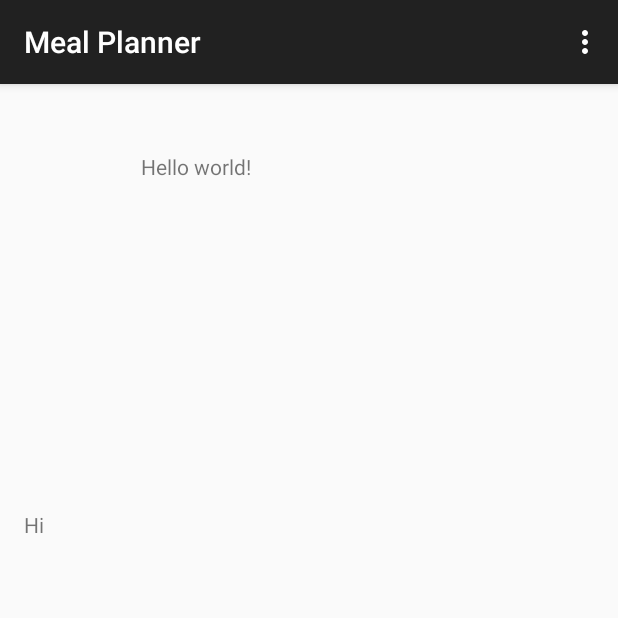
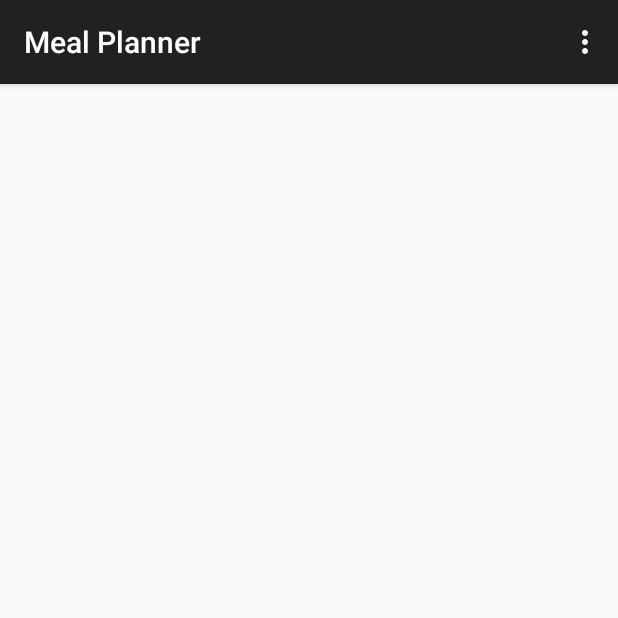
Before and after one commit to drrezeau/MealPlanner, an Android app: the screen it shows after launch (MainActivity), on a phone screen of 412 x 824 dp, the top half of it. Run offline under Robolectric (Android 15) with nearby library versions, the phone set to English and light mode, and no system bars.

Commit message:
Hi peeps

```diff
--- a/app/src/main/res/layout/activity_main.xml
+++ b/app/src/main/res/layout/activity_main.xml
@@ -5,23 +5,4 @@
     android:paddingTop="@dimen/activity_vertical_margin"
     android:paddingBottom="@dimen/activity_vertical_margin" tools:context=".MainActivity">
 
-    <TextView android:text="@string/hello_world" android:layout_width="wrap_content"
-        android:layout_height="wrap_content"
-        android:id="@+id/hi"
-        android:layout_alignParentTop="true"
-        android:layout_alignParentLeft="true"
-        android:layout_alignParentStart="true"
-        android:layout_marginLeft="78dp"
-        android:layout_marginStart="78dp"
-        android:layout_marginTop="29dp" />
-
-    <TextView
-        android:layout_width="fill_parent"
-        android:layout_height="300px"
-        android:text="Hi"
-        android:id="@+id/sup"
-        android:layout_centerVertical="true"
-        android:layout_alignParentLeft="true"
-        android:layout_alignParentStart="true" />
-
 </RelativeLayout>
```
